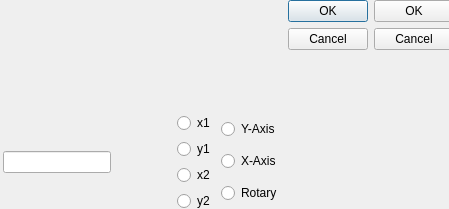
This is LHRSnewgui/inputbox.ui in gahljust/RHRS-LHRS-motion-control-GUI as Qt 5 draws it before an edit. The edited form follows.
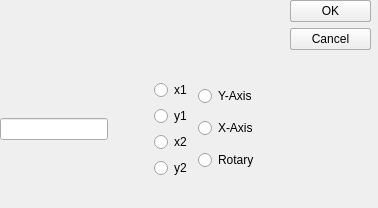
This is the edited form.

The edit to the form file:
```diff
--- a/LHRSnewgui/inputbox.ui
+++ b/LHRSnewgui/inputbox.ui
@@ -6,24 +6,30 @@
    <rect>
     <x>0</x>
     <y>0</y>
-    <width>449</width>
-    <height>209</height>
+    <width>378</width>
+    <height>208</height>
    </rect>
   </property>
   <property name="windowTitle">
    <string>Dialog</string>
   </property>
-  <widget class="QWidget" name="horizontalLayoutWidget_2">
+  <widget class="QDialogButtonBox" name="buttonBox_3">
    <property name="geometry">
     <rect>
-     <x>3</x>
+     <x>290</x>
      <y>0</y>
-     <width>451</width>
-     <height>211</height>
+     <width>81</width>
+     <height>66</height>
     </rect>
    </property>
-   <layout class="QHBoxLayout" name="horizontalLayout_3">
-    <item>
+   <property name="orientation">
+    <enum>Qt::Vertical</enum>
+   </property>
+   <property name="standardButtons">
+    <set>QDialogButtonBox::Cancel|QDialogButtonBox::Ok</set>
+   </property>
+  </widget>
+  <widget class="QWidget" name="">
      <layout class="QVBoxLayout" name="verticalLayout_2">
       <property name="topMargin">
        <number>20</number>
@@ -146,19 +152,16 @@
        </layout>
       </item>
      </layout>
-    </item>
-    <item>
-     <widget class="QDialogButtonBox" name="buttonBox">
-      <property name="orientation">
-       <enum>Qt::Vertical</enum>
-      </property>
-      <property name="standardButtons">
-       <set>QDialogButtonBox::Cancel|QDialogButtonBox::Ok</set>
-      </property>
-     </widget>
-    </item>
-    <item>
+  </widget>
      <widget class="QDialogButtonBox" name="buttonBox_2">
+   <property name="geometry">
+    <rect>
+     <x>290</x>
+     <y>0</y>
+     <width>81</width>
+     <height>66</height>
+    </rect>
+   </property>
       <property name="orientation">
        <enum>Qt::Vertical</enum>
       </property>
@@ -166,8 +169,21 @@
        <set>QDialogButtonBox::Cancel|QDialogButtonBox::Ok</set>
       </property>
      </widget>
-    </item>
-   </layout>
+  <widget class="QDialogButtonBox" name="buttonBox">
+   <property name="geometry">
+    <rect>
+     <x>290</x>
+     <y>0</y>
+     <width>81</width>
+     <height>66</height>
+    </rect>
+   </property>
+   <property name="orientation">
+    <enum>Qt::Vertical</enum>
+   </property>
+   <property name="standardButtons">
+    <set>QDialogButtonBox::Cancel|QDialogButtonBox::Ok</set>
+   </property>
   </widget>
  </widget>
  <resources/>
```
Lines whose indentation alone changed are shown as unchanged.
